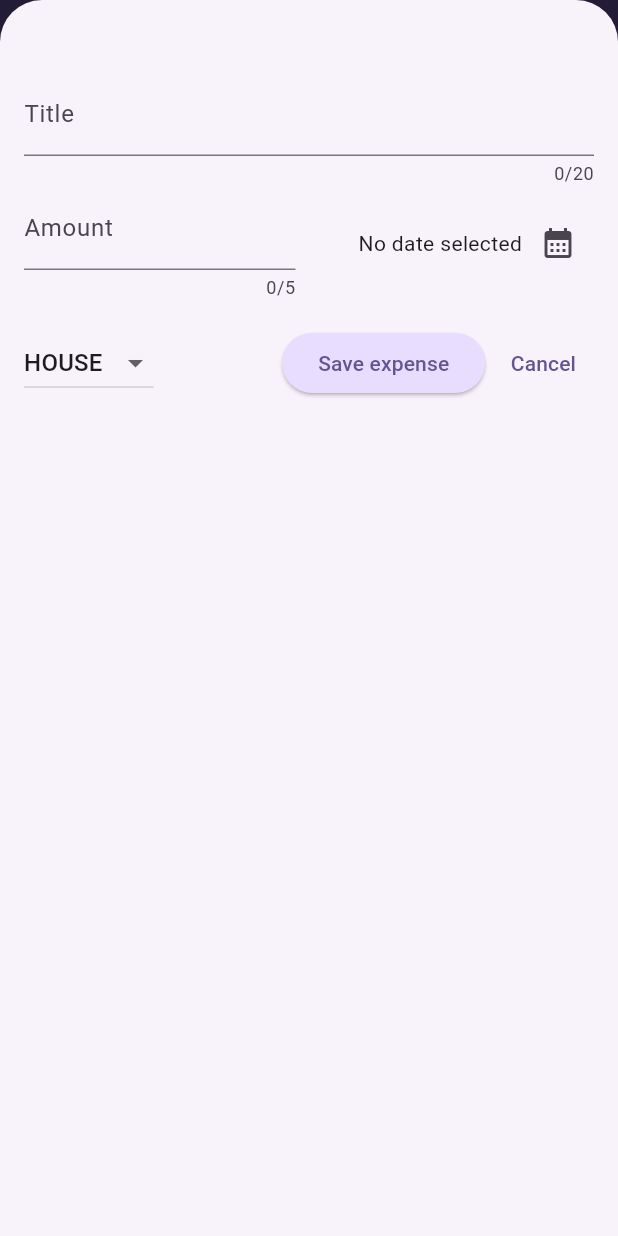
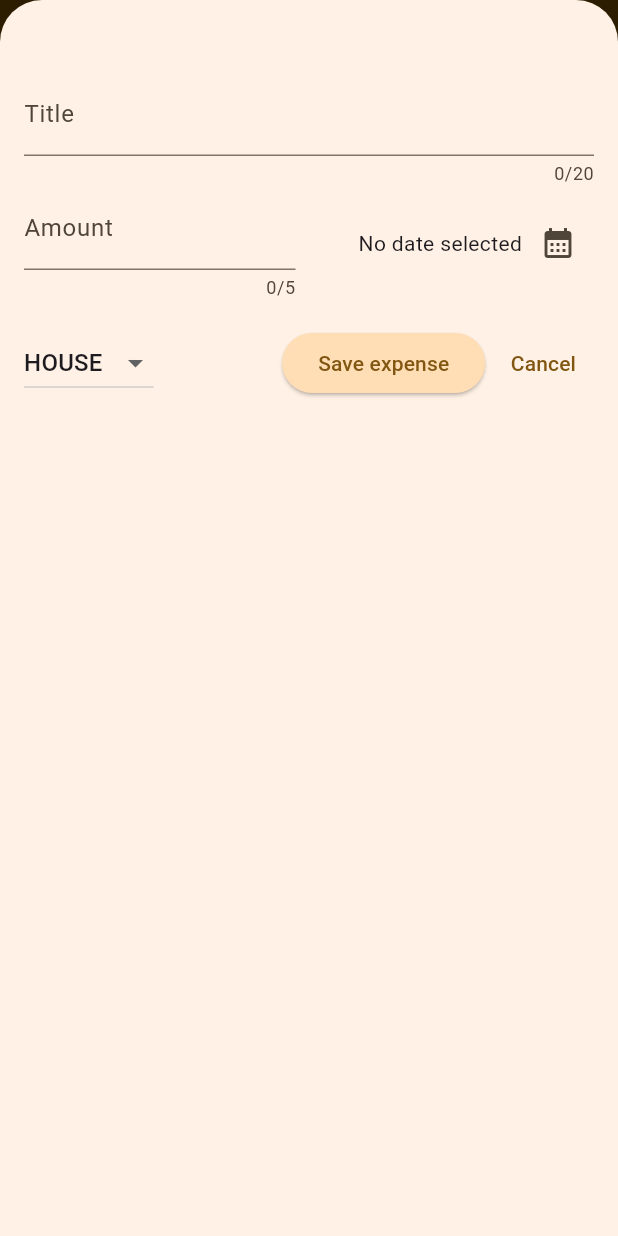
Before and after one commit to raquelcslopes/expense_tracker, a Flutter app: the screen it shows after launch, after a tap on the "add" icon, on a phone screen of 412 x 824 dp. Run offline on Flutter 3.47's test engine with Material 3 defaults, Android fonts, the phone set to English and light mode, and no system bars.

Commit message:
final commit

```diff
--- a/lib/main.dart
+++ b/lib/main.dart
@@ -3,12 +3,12 @@ import 'package:flutter/material.dart';
 
 //k for global variables
 var kColorScheme = ColorScheme.fromSeed(
-  seedColor: Color.fromARGB(255, 96, 59, 181),
+  seedColor: Color(0xFFC7B198),
 );
 
 var kDarkColorScheme = ColorScheme.fromSeed(
   brightness: Brightness.dark, //tells it is scheme for dark mode
-  seedColor: Color.fromARGB(255, 5, 99, 125),
+  seedColor: Color(0xFF142D4C),
 );
 
 void main() {
@@ -34,7 +34,7 @@ void main() {
           foregroundColor: kColorScheme.primaryContainer,
         ),
         cardTheme: CardThemeData().copyWith(
-          color: kColorScheme.secondaryContainer,
+          color: Color(0xFFC7B198),
           margin: EdgeInsets.all(10),
         ),
         //has no copyWith method, we have to create a new object
--- a/lib/widgets/chart/chart.dart
+++ b/lib/widgets/chart/chart.dart
@@ -40,14 +40,7 @@ class Chart extends StatelessWidget {
       height: 180,
       decoration: BoxDecoration(
         borderRadius: BorderRadius.circular(8),
-        gradient: LinearGradient(
-          colors: [
-            Theme.of(context).colorScheme.primary,
-            Theme.of(context).colorScheme.primary,
-          ],
-          begin: Alignment.bottomCenter,
-          end: Alignment.topCenter,
-        ),
+        color: Color(0xFF596E79),
       ),
       child: Column(
         children: [
@@ -74,8 +67,8 @@ class Chart extends StatelessWidget {
                       child: Icon(
                         CategoryIcons[bucket.category],
                         color: isDarkMode
-                            ? Theme.of(context).colorScheme.secondary
-                            : Theme.of(context).colorScheme.primary,
+                            ? Color(0xFFF0ECE2)
+                            : Color(0xFFDFD3C3),
                       ),
                     ),
                   ),
--- a/lib/widgets/chart/chart_bar.dart
+++ b/lib/widgets/chart/chart_bar.dart
@@ -23,8 +23,8 @@ class ChartBar extends StatelessWidget {
               borderRadius:
                   const BorderRadius.vertical(top: Radius.circular(8)),
               color: isDarkMode
-                  ? Theme.of(context).colorScheme.secondary
-                  : Theme.of(context).colorScheme.primary,
+                  ? Color(0xFFF0ECE2)
+                  : Color(0xFFDFD3C3),
             ),
           ),
         ),
```
